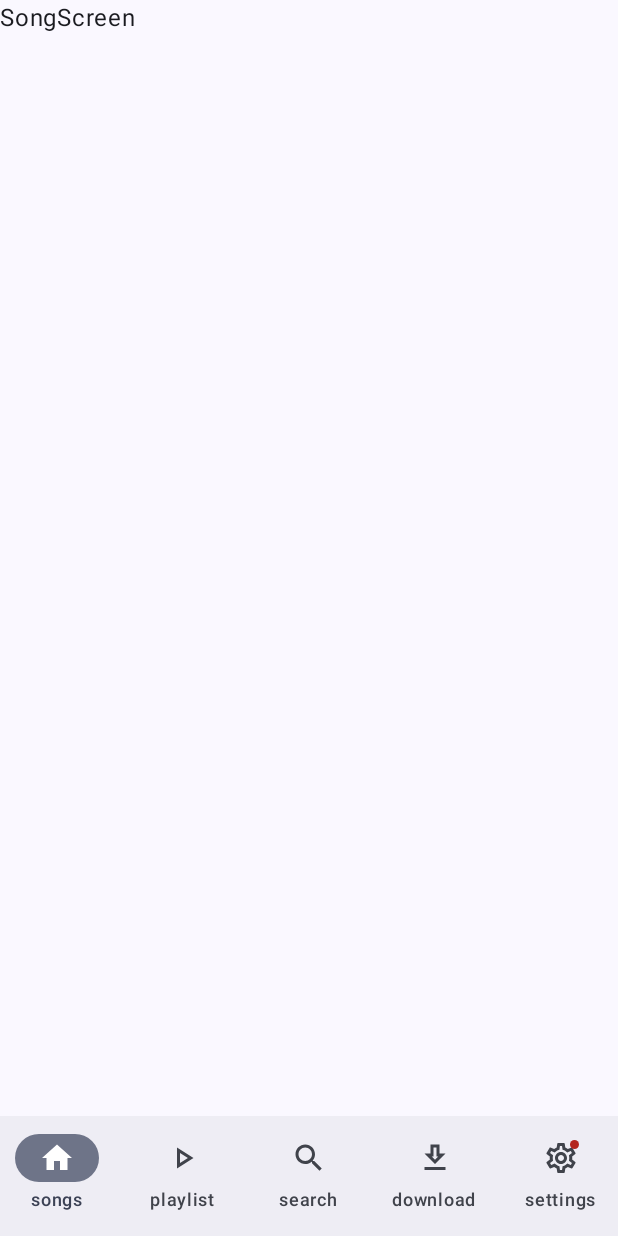
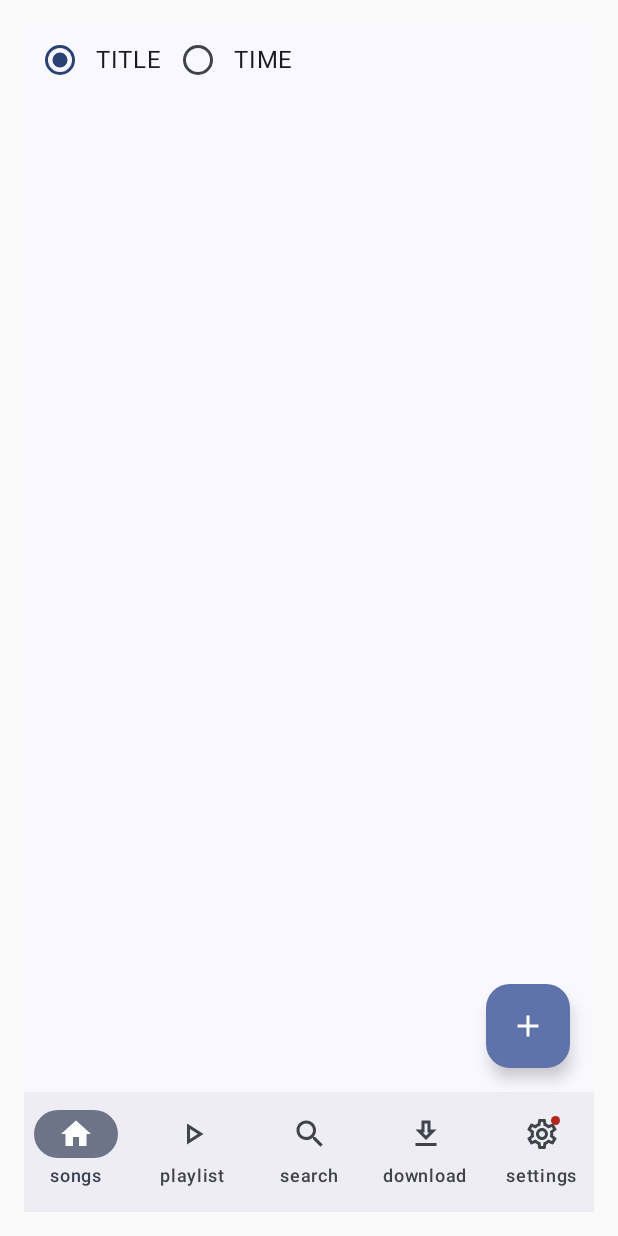
Before and after one commit to abdurisaq/MusicApp, an Android app built with Jetpack Compose: the screen it shows after launch (MainActivity), on a phone screen of 412 x 824 dp. Run offline under Robolectric (Android 15) with nearby library versions, the phone set to English and light mode, and no system bars; our stand-ins replace Room's generated code.

Commit message:
added basic room db implementation where you have to manually imput information with a simplified version of audio item Todo: combine this implementaion with file searching to instantly populate name, duration, artist, and combine to make it clickable to start playing
if downloaded straight through using the implemented youtube search, save the artists name to the file

```diff
--- a/app/build.gradle.kts
+++ b/app/build.gradle.kts
@@ -9,6 +9,8 @@ plugins {
     alias(libs.plugins.androidApplication)
     alias(libs.plugins.jetbrainsKotlinAndroid)
     id("com.google.android.libraries.mapsplatform.secrets-gradle-plugin")
+
+
 }
 
 
@@ -87,6 +89,9 @@ android {
 
 dependencies {
 
+    implementation (libs.androidx.room.ktx)
+    kapt (libs.androidx.room.compiler)//figure out how to change this to use ksp later, was getting build errors so reverted
+
     implementation (libs.androidx.hilt.navigation.compose)
 
     implementation(libs.navigation.compose)
--- a/app/src/main/java/com/example/modularapp/MainActivity.kt
+++ b/app/src/main/java/com/example/modularapp/MainActivity.kt
@@ -16,12 +16,19 @@ import com.example.modularapp.ui.theme.ModularAppTheme
 import androidx.activity.compose.rememberLauncherForActivityResult
 import androidx.activity.result.contract.ActivityResultContracts
 import androidx.activity.viewModels
+import androidx.compose.foundation.layout.padding
 import androidx.compose.material3.Scaffold
+import androidx.compose.runtime.collectAsState
+import androidx.compose.ui.Modifier
 import androidx.compose.ui.platform.LocalContext
+import androidx.compose.ui.unit.dp
 import androidx.core.app.ActivityCompat
+import androidx.navigation.compose.currentBackStackEntryAsState
 import androidx.navigation.compose.rememberNavController
+import androidx.room.Room
 import com.example.modularapp.audioplaying.AudioPlayerApp
 import com.example.modularapp.audioplaying.MainViewModel2
+import com.example.modularapp.audioplaying.SongViewModelFactory
 import com.example.modularapp.download.AndroidDownloader
 import com.example.modularapp.pages.content.ContentPages
 import com.example.modularapp.pages.navBar.BottomNavigationBar
@@ -30,7 +37,20 @@ import com.example.modularapp.pages.navBar.items
 //import com.example.modularapp.videoplaying.VideoPlayerApp
 //import com.example.modularapp.videoplaying.ViewModelFactory
 import com.example.modularapp.audioplaying.ViewModelFactory2
+import com.example.modularapp.audioplaying.data.SongDatabases
+import com.example.modularapp.pages.content.PlaylistScreen
+import com.example.modularapp.pages.content.SongScreen
+import com.example.modularapp.pages.content.songs.FloatingButton
+import com.example.modularapp.pages.content.songs.SongViewModel
+
 class MainActivity : ComponentActivity() {
+    private val db by lazy {
+        Room.databaseBuilder(
+            applicationContext,
+            SongDatabases::class.java,
+            "songs.db"
+        ).build()
+    }
 
     @SuppressLint("AutoboxingStateCreation")
     override fun onCreate(savedInstanceState: Bundle?) {
@@ -72,6 +92,13 @@ class MainActivity : ComponentActivity() {
                     metaDataReader =AudioPlayerApp.appModule.metaDataReader
                 )
             }
+            val songViewModel: SongViewModel by viewModels {
+                SongViewModelFactory(db.dao)
+            }
+            val state by songViewModel.state.collectAsState()
+            val currentBackStackEntry by navController.currentBackStackEntryAsState()
+            val currentDestination = currentBackStackEntry?.destination?.route
+
             LaunchedEffect(Unit) {
                 // Request the required permissions
                 if (Build.VERSION.SDK_INT >= Build.VERSION_CODES.TIRAMISU) {
@@ -90,8 +117,14 @@ class MainActivity : ComponentActivity() {
                     bottomBar = {
                         BottomNavigationBar(items,selectedNavItemIndex,onItemSelected = { item -> selectedNavItemIndex = item},navController)
                     },
+                    floatingActionButton = {
+                        if (currentDestination == SongScreen::class.java.name) {
+                            FloatingButton(songViewModel::onEvent)
+                        }
+                    },
+                    modifier = Modifier.padding(16.dp),
                     content = { innerPadding ->
-                        ContentPages(innerPadding,navController,permissionGranted,downloader,selectedDownloadType,onTypeSelected ={ type -> selectedDownloadType = type},viewModel2)
+                        ContentPages(innerPadding,navController,permissionGranted,downloader,selectedDownloadType,onTypeSelected ={ type -> selectedDownloadType = type},viewModel2,state , songViewModel::onEvent)
                     }
                 )
             }
--- a/app/src/main/java/com/example/modularapp/audioplaying/MainViewModel2.kt
+++ b/app/src/main/java/com/example/modularapp/audioplaying/MainViewModel2.kt
@@ -7,6 +7,7 @@ import androidx.lifecycle.SavedStateHandle
 import androidx.lifecycle.ViewModel
 import androidx.lifecycle.viewModelScope
 import androidx.media3.common.Player
+import com.example.modularapp.audioplaying.data.AudioItem
 import kotlinx.coroutines.flow.SharingStarted
 import kotlinx.coroutines.flow.map
 import kotlinx.coroutines.flow.stateIn
--- a/app/src/main/java/com/example/modularapp/audioplaying/ViewModelFactory2.kt
+++ b/app/src/main/java/com/example/modularapp/audioplaying/ViewModelFactory2.kt
@@ -4,8 +4,11 @@ import android.os.Bundle
 import androidx.lifecycle.AbstractSavedStateViewModelFactory
 import androidx.lifecycle.SavedStateHandle
 import androidx.lifecycle.ViewModel
+import androidx.lifecycle.ViewModelProvider
 import androidx.media3.common.Player
 import androidx.savedstate.SavedStateRegistryOwner
+import com.example.modularapp.audioplaying.data.SongDao
+import com.example.modularapp.pages.content.songs.SongViewModel
 
 class ViewModelFactory2(
     owner: SavedStateRegistryOwner,
@@ -25,3 +28,13 @@ class ViewModelFactory2(
         throw IllegalArgumentException("Unknown ViewModel class")
     }
 }
+
+class SongViewModelFactory(private val dao: SongDao) : ViewModelProvider.Factory {
+    override fun <T : ViewModel> create(modelClass: Class<T>): T {
+        if (modelClass.isAssignableFrom(SongViewModel::class.java)) {
+            @Suppress("UNCHECKED_CAST")
+            return SongViewModel(dao) as T
+        }
+        throw IllegalArgumentException("Unknown ViewModel class")
+    }
+}
--- /dev/null
+++ b/app/src/main/java/com/example/modularapp/audioplaying/data/SongDao.kt
@@ -0,0 +1,25 @@
+package com.example.modularapp.audioplaying.data
+
+import androidx.room.Dao
+import androidx.room.Delete
+import androidx.room.Query
+import androidx.room.Upsert
+import kotlinx.coroutines.flow.Flow
+
+
+@Dao
+interface SongDao {
+
+    @Upsert
+    suspend fun upsertSong(audioItem: AudioItemSimplified)
+
+    @Delete
+    suspend fun deleteSong(audioItem: AudioItemSimplified)
+
+    @Query("SELECT * FROM AudioItemSimplified ORDER BY name ASC")
+    fun getSongsOrderedByTitle(): Flow<List<AudioItemSimplified>>
+
+    @Query("SELECT * FROM AudioItemSimplified ORDER BY timestamp DESC")
+    fun getSongsOrderedByTimeAdded(): Flow<List<AudioItemSimplified>>
+
+}
--- /dev/null
+++ b/app/src/main/java/com/example/modularapp/audioplaying/data/SongDatabases.kt
@@ -0,0 +1,14 @@
+package com.example.modularapp.audioplaying.data
+
+import androidx.room.Database
+import androidx.room.RoomDatabase
+
+@Database(
+    entities = [AudioItemSimplified::class],
+    version = 1//hardcoded, might need to change later
+)
+abstract class SongDatabases:RoomDatabase() {
+    abstract val dao: SongDao
+
+
+}
--- /dev/null
+++ b/app/src/main/java/com/example/modularapp/audioplaying/data/SongState.kt
@@ -0,0 +1,11 @@
+package com.example.modularapp.audioplaying.data
+
+data class SongState(
+    val songs : List<AudioItemSimplified> = emptyList(),
+    val title:String = "",
+    val artist:String = "",
+    val duration:Int = 0,
+    val isAddingSong: Boolean = false,
+    val currentSortType:SortType = SortType.TITLE
+
+)
--- /dev/null
+++ b/app/src/main/java/com/example/modularapp/audioplaying/data/SortType.kt
@@ -0,0 +1,6 @@
+package com.example.modularapp.audioplaying.data
+
+enum class SortType {
+    TITLE,
+    TIME
+}
--- a/app/src/main/java/com/example/modularapp/pages/content/contentPages.kt
+++ b/app/src/main/java/com/example/modularapp/pages/content/contentPages.kt
@@ -17,12 +17,15 @@ import androidx.navigation.NavHostController
 import androidx.navigation.compose.NavHost
 import androidx.navigation.compose.composable
 import com.example.modularapp.audioplaying.MainViewModel2
+import com.example.modularapp.audioplaying.data.SongState
 import com.example.modularapp.audioplaying.services.AudioService
 import com.example.modularapp.pages.content.search.DropDown
 import com.example.modularapp.pages.content.search.SearchYoutube
 import com.example.modularapp.download.AndroidDownloader
 import com.example.modularapp.pages.content.playing.AudioPlayer
 import com.example.modularapp.pages.content.search.DirectDownload
+import com.example.modularapp.pages.content.songs.SongEvent
+import com.example.modularapp.pages.content.songs.SongScreen
 import kotlinx.serialization.Serializable
 
 @Composable
@@ -35,7 +38,9 @@ fun ContentPages(
     selectedDownloadType: String,
     onTypeSelected: (String) -> Unit,
     //viewModel: MainViewModel,
-    viewModel2: MainViewModel2
+    viewModel2: MainViewModel2,
+    state: SongState,
+    onEvent: (SongEvent) ->Unit
 ){
     val context = LocalContext.current
 
@@ -44,7 +49,8 @@ fun ContentPages(
         .fillMaxSize()){
         NavHost(navController = navController, startDestination = SongScreen) {
             composable<SongScreen>{
-                Text(text = "SongScreen")
+                //Text(text = "SongScreen")
+                SongScreen(state,onEvent,innerPadding)
             }
             composable<PlaylistScreen>{
 //                Text(text = "PlaylistScreen")
--- /dev/null
+++ b/app/src/main/java/com/example/modularapp/pages/content/songs/SongScreen.kt
@@ -0,0 +1,181 @@
+package com.example.modularapp.pages.content.songs
+
+import androidx.compose.foundation.clickable
+import androidx.compose.foundation.horizontalScroll
+import androidx.compose.foundation.layout.Arrangement
+import androidx.compose.foundation.layout.Column
+import androidx.compose.foundation.layout.PaddingValues
+import androidx.compose.foundation.layout.Row
+import androidx.compose.foundation.layout.fillMaxSize
+import androidx.compose.foundation.layout.fillMaxWidth
+import androidx.compose.foundation.lazy.LazyColumn
+import androidx.compose.foundation.lazy.items
+import androidx.compose.foundation.rememberScrollState
+import androidx.compose.material.icons.Icons
+import androidx.compose.material.icons.filled.Add
+import androidx.compose.material.icons.filled.Delete
+import androidx.compose.material3.FloatingActionButton
+import androidx.compose.material3.Icon
+import androidx.compose.material3.IconButton
+import androidx.compose.material3.RadioButton
+import androidx.compose.material3.Scaffold
+import androidx.compose.material3.Text
+import androidx.compose.runtime.Composable
+import androidx.compose.ui.Alignment
+import androidx.compose.ui.Modifier
+import androidx.compose.ui.unit.dp
+import androidx.compose.ui.unit.sp
+import com.example.modularapp.audioplaying.data.SongState
+import com.example.modularapp.audioplaying.data.SortType
+
+@Composable
+fun SongScreen2(
+    state: SongState,
+    onEvent: (SongEvent) ->Unit,
+    //padding:PaddingValues
+){
+    Scaffold(
+        floatingActionButton = { FloatingButton(onEvent) }
+    ) {
+        padding ->
+        if(state.isAddingSong){
+            AddSongDialog(state = state, onEvent =onEvent )
+        }
+        LazyColumn(
+            contentPadding = padding,
+            modifier = Modifier.fillMaxSize(),
+            verticalArrangement = Arrangement.spacedBy(16.dp)
+        ) {
+            item {
+                Row (
+                    modifier = Modifier
+                        .fillMaxWidth()
+                        .horizontalScroll(rememberScrollState()),
+                    verticalAlignment = Alignment.CenterVertically
+                ){
+                    SortType.values().forEach {sortType ->
+                        Row(
+                            modifier = Modifier.clickable {
+                                onEvent(SongEvent.sortSongs(sortType))
+                            },
+                            verticalAlignment = Alignment.CenterVertically
+                        ) {
+                            RadioButton(selected = state.currentSortType ==sortType, onClick = {
+                                onEvent(SongEvent.sortSongs(sortType))
+                            })
+                            Text(text = sortType.name)
+                        }
+
+                    }
+                }
+            }
+
+            items(state.songs){
+                    song ->
+                Row(
+                    modifier = Modifier.fillMaxWidth()
+                ) {
+                    Column(
+                        modifier = Modifier.weight(1f)
+                    ) {
+                        Text(text = song.name, fontSize = 20.sp)
+                        Text(text = song.artist, fontSize = 12.sp)
+                    }
+                    Text(text = song.duration.toString(), fontSize = 15.sp)
+                    IconButton(onClick = {
+                        onEvent(SongEvent.deleteSong(song))
+                    }) {
+                        Icon(imageVector = Icons.Default.Delete, contentDescription = "Delete song" )
+                    }
+
+                }
+            }
+
+        }
+    }
+
+
+
+
+}
+
+@Composable
+fun FloatingButton(
+
+    onEvent: (SongEvent) ->Unit
+){
+    FloatingActionButton(onClick = {onEvent(SongEvent.showDialog) }) {
+        Icon(Icons.Default.Add, contentDescription = "Add Song")
+    }
+
+}
+
+
+@Composable
+fun SongScreen(
+    state: SongState,
+    onEvent: (SongEvent) ->Unit,
+    padding:PaddingValues
+){
+
+
+        if(state.isAddingSong){
+            AddSongDialog(state = state, onEvent =onEvent )
+        }
+        LazyColumn(
+            contentPadding = padding,
+            modifier = Modifier.fillMaxSize(),
+            verticalArrangement = Arrangement.spacedBy(16.dp)
+        ) {
+            item {
+                Row (
+                    modifier = Modifier
+                        .fillMaxWidth()
+                        .horizontalScroll(rememberScrollState()),
+                    verticalAlignment = Alignment.CenterVertically
+                ){
+                    SortType.values().forEach {sortType ->
+                        Row(
+                            modifier = Modifier.clickable {
+                                onEvent(SongEvent.sortSongs(sortType))
+                            },
+                            verticalAlignment = Alignment.CenterVertically
+                        ) {
+                            RadioButton(selected = state.currentSortType ==sortType, onClick = {
+                                onEvent(SongEvent.sortSongs(sortType))
+                            })
+                            Text(text = sortType.name)
+                        }
+
+                    }
+                }
+            }
+
+            items(state.songs){
+                    song ->
+                Row(
+                    modifier = Modifier.fillMaxWidth()
+                ) {
+                    Column(
+                        modifier = Modifier.weight(1f)
+                    ) {
+                        Text(text = song.name, fontSize = 20.sp)
+                        Text(text = song.artist, fontSize = 12.sp)
+                    }
+                    Text(text = song.duration.toString(), fontSize = 15.sp)
+                    IconButton(onClick = {
+                        onEvent(SongEvent.deleteSong(song))
+                    }) {
+                        Icon(imageVector = Icons.Default.Delete, contentDescription = "Delete song" )
+                    }
+
+                }
+            }
+
+        }
+
+
+
+
+
+}
--- /dev/null
+++ b/app/src/main/java/com/example/modularapp/pages/content/songs/SongViewModel.kt
@@ -0,0 +1,119 @@
+package com.example.modularapp.pages.content.songs
+
+import androidx.lifecycle.ViewModel
+import androidx.lifecycle.viewModelScope
+import com.example.modularapp.audioplaying.data.AudioItem
+import com.example.modularapp.audioplaying.data.AudioItemSimplified
+import com.example.modularapp.audioplaying.data.SongDao
+import com.example.modularapp.audioplaying.data.SongState
+import com.example.modularapp.audioplaying.data.SortType
+import kotlinx.coroutines.ExperimentalCoroutinesApi
+import kotlinx.coroutines.flow.Flow
+import kotlinx.coroutines.flow.MutableStateFlow
+import kotlinx.coroutines.flow.SharingStarted
+import kotlinx.coroutines.flow.combine
+import kotlinx.coroutines.flow.flatMapLatest
+import kotlinx.coroutines.flow.stateIn
+import kotlinx.coroutines.flow.update
+import kotlinx.coroutines.launch
+
+
+
+//private val songs: Flow<List<AudioItem>> = combine(
+//    _sortType,
+//    dao.getSongsOrderedByTitle(), // Default flow
+//    dao.getSongsOrderedByTimeAdded()
+//) { sortType, songsByTitle, songsByTimeAdded ->
+//    when (sortType) {
+//        SortType.TITLE -> songsByTitle
+//        SortType.TIME -> songsByTimeAdded
+//    }
+//}
+//fun updateSortType(sortType: SortType) {
+//    _sortType.value = sortType
+//} try later to remove experimental thing
+class SongViewModel(
+    private val dao: SongDao
+):ViewModel() {
+
+    private val _state = MutableStateFlow(SongState())
+    private val _sortType = MutableStateFlow(SortType.TITLE)
+    @OptIn(ExperimentalCoroutinesApi::class)
+    private val _songs = _sortType.flatMapLatest{ sortType ->
+        when(sortType){
+            SortType.TITLE -> dao.getSongsOrderedByTitle()
+            SortType.TIME -> dao.getSongsOrderedByTimeAdded()
+        }
+    }.stateIn(viewModelScope, SharingStarted.WhileSubscribed(), emptyList())
+
+    val state = combine(_state,_sortType, _songs){ state,sortType,songs ->
+        state.copy(
+            songs = songs,
+            currentSortType = sortType,
+
+        )
+    }.stateIn(viewModelScope, SharingStarted.WhileSubscribed(5000),SongState())
+    fun onEvent(event: SongEvent){
+        when(event){
+            is SongEvent.deleteSong -> {
+                viewModelScope.launch {
+                    dao.deleteSong(event.song)
+                }
+
+            }
+            SongEvent.hideDialog -> {
+                _state.update { it.copy(
+                    isAddingSong = false
+                ) }
+            }
+            SongEvent.saveSong -> {
+                val title = state.value.title
+                val artist = state.value.artist
+                val duration = state.value.duration
+
+                if(title.isBlank() || artist.isBlank() || duration == 0){
+                    return
+                }
+
+                val song = AudioItemSimplified(
+                    name = title,
+                    artist = artist,
+                    duration = duration,
+                )
+                viewModelScope.launch {
+                    dao.upsertSong(song)
+                }
+                _state.update { it.copy(
+                    isAddingSong = false,
+                    title = "",
+                    artist = "",
+                    duration = 0,
+                ) }
+            }
+            is SongEvent.setArtist -> {
+                _state.update { it.copy(
+                    artist = event.artist
+                ) }
+            }
+            is SongEvent.setDuration -> {
+                _state.update { it.copy(
+                    duration = event.duration
+                ) }
+            }
+            is SongEvent.setTitle -> {
+                _state.update { it.copy(
+                    title = event.title
+                ) }
+            }
+            SongEvent.showDialog -> {
+                _state.update { it.copy(
+                    isAddingSong = true
+                ) }
+            }
+            is SongEvent.sortSongs -> {
+                _sortType.value = event.sortType
+            }
+        }
+    }
+//private val songs
+}
--- a/build.gradle.kts
+++ b/build.gradle.kts
@@ -13,4 +13,5 @@ plugins {
     alias(libs.plugins.jetbrainsKotlinAndroid) apply false
     id("org.jetbrains.kotlin.kapt") version "1.9.0" apply false
 
+
 }
--- a/gradle/libs.versions.toml
+++ b/gradle/libs.versions.toml
@@ -23,6 +23,7 @@ materialIconsExtended = "1.6.8"
 media3 = "1.3.1"
 
 composeNavigation = "2.8.0-beta04"
+roomKtx = "2.6.1"
 secretsGradlePlugin = "2.0.1"
 serialization = "1.6.3"
 
@@ -41,6 +42,10 @@ androidx-lifecycle-runtime-compose = { module = "androidx.lifecycle:lifecycle-ru
 androidx-lifecycle-viewmodel-compose = { module = "androidx.lifecycle:lifecycle-viewmodel-compose", version.ref = "lifecycleRuntimeKtx" }
 androidx-material-icons-extended = { module = "androidx.compose.material:material-icons-extended", version.ref = "materialIconsExtended" }
 #aria2c = { module = "com.github.yausername.youtubedl-android:aria2c", version.ref = "aria" }
+
+androidx-room-compiler = { module = "androidx.room:room-compiler", version.ref = "roomKtx" }
+androidx-room-ktx = { module = "androidx.room:room-ktx", version.ref = "roomKtx" }
+
 coil-compose = { module = "io.coil-kt:coil-compose", version.ref = "coilCompose" }
 ffmpeg = { module = "com.github.yausername.youtubedl-android:ffmpeg", version.ref = "ffmpeg" }
 gson = { module = "com.google.code.gson:gson", version.ref = "gson" }
```
Also changed, not shown: app/src/main/java/com/example/modularapp/audioplaying/AudioItem.kt (deleted, +0 -13 lines), app/src/main/java/com/example/modularapp/audioplaying/data/AudioItem.kt (added, +35 -0 lines), app/src/main/java/com/example/modularapp/pages/content/songs/AddSongDialog.kt (added, +66 -0 lines), app/src/main/java/com/example/modularapp/pages/content/songs/SongEvent.kt (added, +20 -0 lines).
